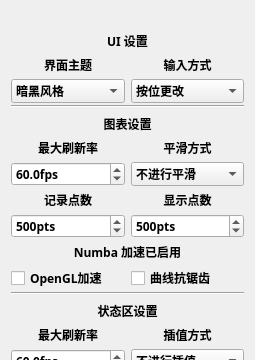
Qt form gui_source/mdp_gui_template/graphics.ui (ElluIFX/DP100-PyQt5-GUI) before a commit; both pictures show x 0 to 255 and y 0 to 360 of the 255 by 640 pixel window.
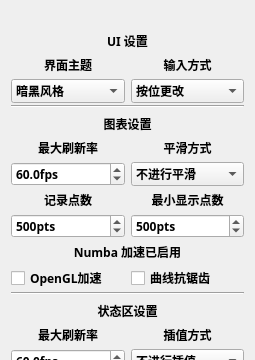
The same form after that commit.

```diff
--- a/gui_source/mdp_gui_template/graphics.ui
+++ b/gui_source/mdp_gui_template/graphics.ui
@@ -464,7 +464,7 @@
         </font>
        </property>
        <property name="text">
-        <string>显示点数</string>
+        <string>最小显示点数</string>
        </property>
        <property name="alignment">
         <set>Qt::AlignCenter</set>
```
